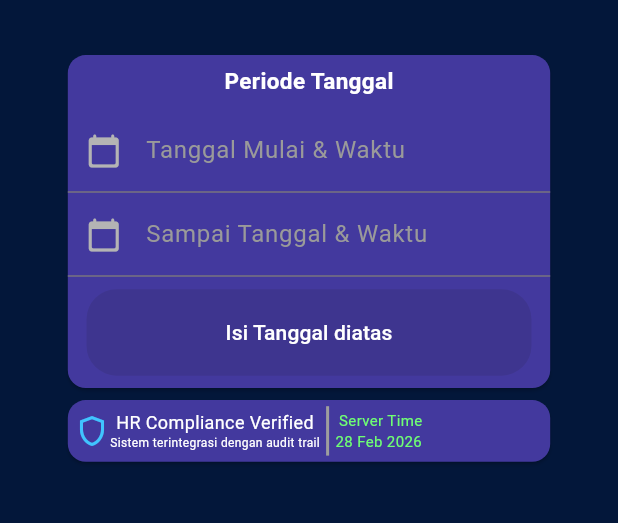
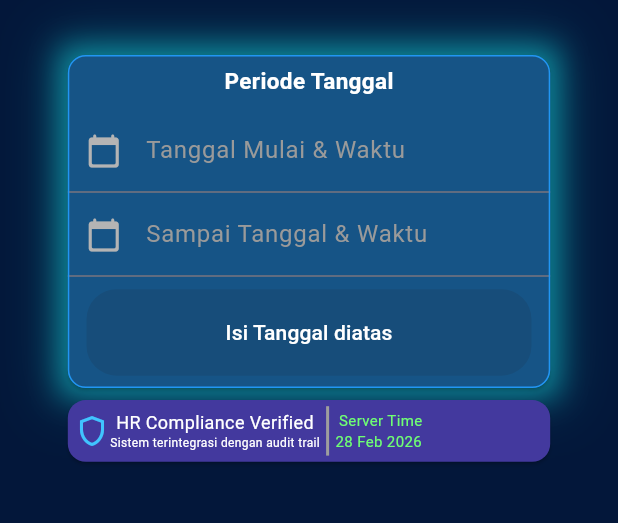
Before and after one commit to richardHenry11/CaisCbinstrument, a Flutter app: the Cuti screen opened directly, on a phone screen of 412 x 824 dp, the part 135-658 px from its top. Run offline on Flutter 3.47's test engine with Material 3 defaults, Android fonts, the phone set to English and light mode, and no system bars; our stand-ins replace flutter_image_compress, flutter_map, flutter_vector_icons, geocoding, geolocator, image_picker and 3 more; accounts and stored records are empty.

Commit message:
update UI

```diff
--- a/lib/cuti.dart
+++ b/lib/cuti.dart
@@ -285,8 +285,31 @@ class _CutiState extends State<Cuti> {
                 SizedBox(height: MediaQuery.sizeOf(context).height * 0.04),
                 SizedBox(
                   width: MediaQuery.sizeOf(context).width * 0.8,
+                  child:
+                  Container(
+                    decoration: BoxDecoration(
+                      boxShadow: [
+                        BoxShadow(
+                          color: Colors.cyanAccent.withOpacity(0.4),
+                          blurRadius: 15,
+                          spreadRadius: 2,
+                        ),
+                        BoxShadow(
+                          color: Colors.cyanAccent.withOpacity(0.2),
+                          blurRadius: 30,
+                          spreadRadius: 6,
+                        ),
+                      ]
+                    ),
                     child: Card(
-                    color: const Color.fromARGB(255, 67, 57, 158),
+                      shape: RoundedRectangleBorder(
+                        borderRadius: BorderRadius.circular(12),
+                        side: BorderSide(
+                          color: Colors.blue,
+                          width: 1,
+                        ),
+                      ),
+                      color: const Color.fromARGB(255, 22, 84, 134),
                       child:
                       Column(
                         mainAxisAlignment: MainAxisAlignment.center,
@@ -363,6 +386,7 @@ class _CutiState extends State<Cuti> {
                       )
                     ),
                   ),
+                ),
               SizedBox(
                 width: MediaQuery.sizeOf(context).width * 0.8,
                 child:
```
Lines whose indentation alone changed are shown as unchanged.
